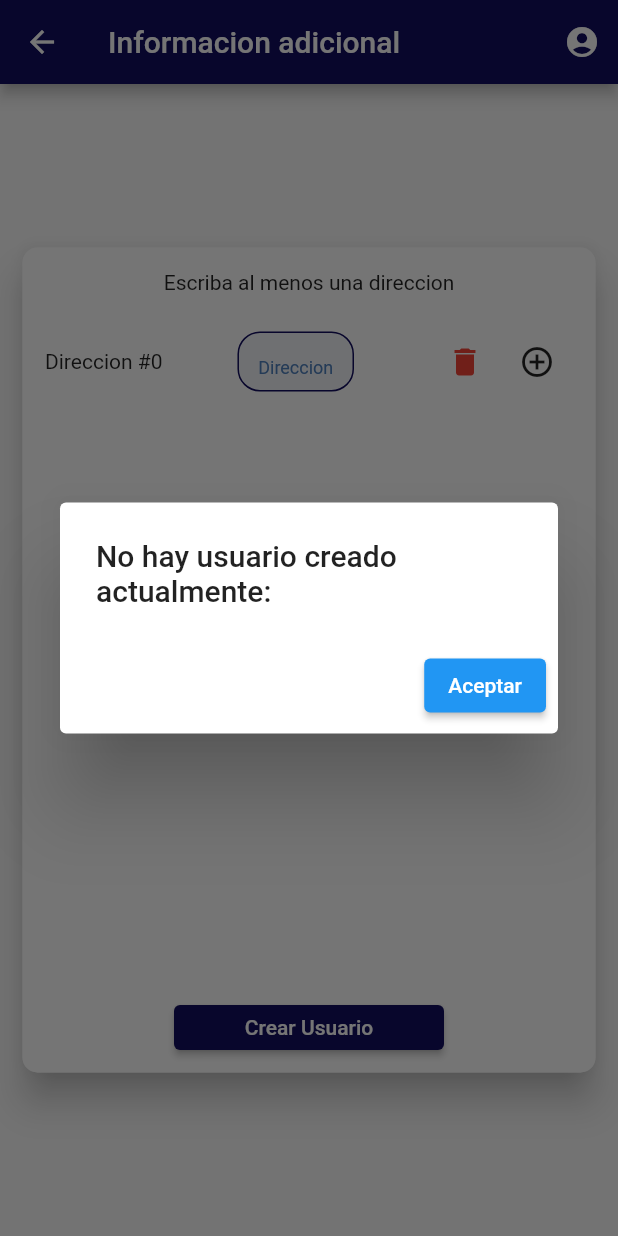
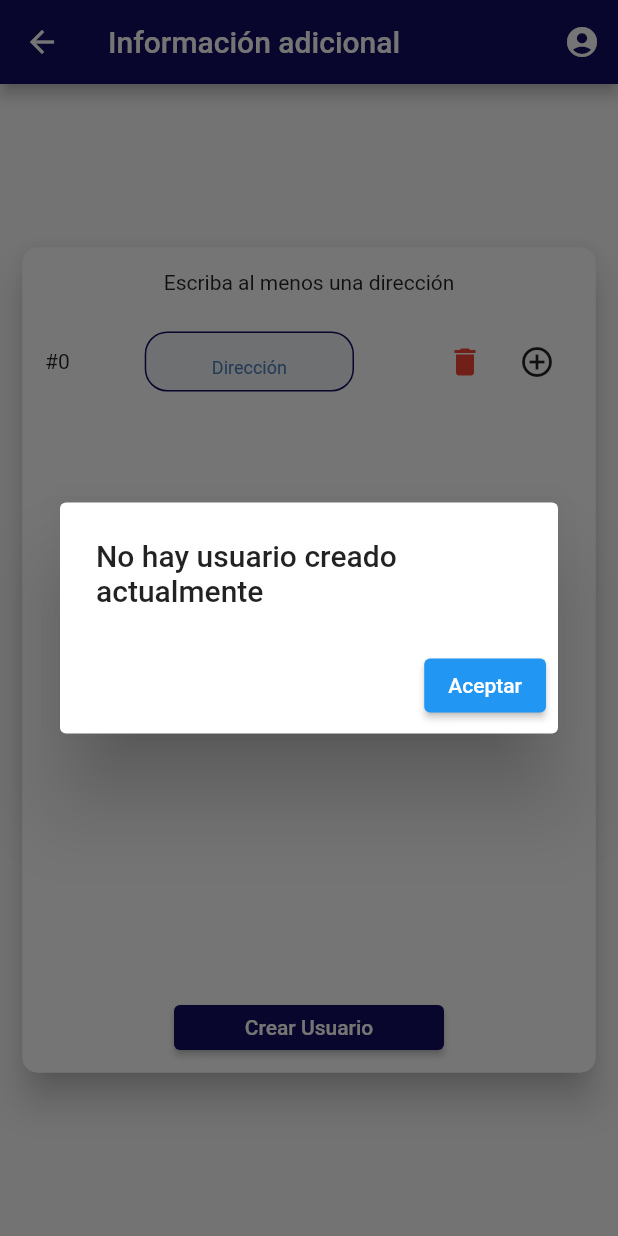
Before and after one commit to DavidSSR/TechnicalTest_Test1, a Flutter app: the AddressScreen screen opened directly, after a tap on the "account circle" icon, on a phone screen of 412 x 824 dp. Run offline on Flutter 3.47's test engine with Material 2 defaults, Android fonts, the phone set to English and light mode, and no system bars; our stand-ins replace bloc, flutter_bloc.

Commit message:
Aplicacion terminada

```diff
--- a/lib/screens/adress_screen.dart
+++ b/lib/screens/adress_screen.dart
@@ -30,7 +30,7 @@ class _AddressScreenState extends State<AddressScreen> {
         return Scaffold(
           appBar: AppBar(
             backgroundColor: const Color(0xFF120D5F),
-            title: const Text('Informacion adicional'),
+            title: const Text('Información adicional'),
             actions: <Widget>[
               IconButton(
                   onPressed: () {
@@ -55,7 +55,7 @@ class _AddressScreenState extends State<AddressScreen> {
                 child: Column(
                   children: [
                     Text(
-                      "Escriba al menos una direccion",
+                      "Escriba al menos una dirección",
                       style: TextStyle(fontSize: 14),
                     ),
                     SizedBox(height: 15),
@@ -69,7 +69,7 @@ class _AddressScreenState extends State<AddressScreen> {
                           return Row(
                             children: [
                               Text(
-                                "Direccion #${index.toString()}",
+                                "#${index.toString()}",
                                 style: TextStyle(fontSize: 14),
                               ),
                               Flexible(
@@ -93,7 +93,7 @@ class _AddressScreenState extends State<AddressScreen> {
                                               borderSide: BorderSide(
                                                   width: 1.0,
                                                   color: Color(0xFF120D5F))),
-                                          hintText: 'Direccion',
+                                          hintText: 'Dirección',
                                           hintStyle: TextStyle(
                                               height: 0.5,
                                               color: const Color(0xFF4F80BD),
@@ -109,11 +109,11 @@ class _AddressScreenState extends State<AddressScreen> {
                                       _controller.remove(e);
                                       addresses.remove(e.text.toString());
                                     });
-                                    Alerta('Direccion eliminada exitosamente',
+                                    Alerta('Dirección eliminada exitosamente',
                                         context,false);
                                   } else {
                                     Alerta(
-                                        'No se puede eliminar, tienes que escribir al menos una direccion',
+                                        'No se puede eliminar, tienes que escribir al menos una dirección',
                                         context,false);
                                   }
                                 },
@@ -129,11 +129,11 @@ class _AddressScreenState extends State<AddressScreen> {
                                         _controller
                                             .add(TextEditingController());
                                       });
-                                      Alerta('Direccion agregada exitosamente',
+                                      Alerta('Dirección agregada exitosamente',
                                           context,false);
                                     } else {
                                       Alerta(
-                                          "Campo de direccion debe contener al menos 5 caracteres", context,false);
+                                          "Campo de dirección debe contener al menos 5 caracteres", context,false);
                                     }
                                   },
                                   icon: const Icon(Icons.add_circle_outline))
@@ -162,7 +162,7 @@ class _AddressScreenState extends State<AddressScreen> {
                                 globalBloc.add(CreateUserEvent(user));
                                 Alerta("Usuario creado exitosamente", context,true);
                               } else {
-                                Alerta("Se necesita al menos una direccion",context,false);
+                                Alerta("Se necesita al menos una dirección",context,false);
                               }
                             },
                             style: ButtonStyle(
@@ -256,7 +256,7 @@ void getUser(BuildContext context, Map<String, dynamic> user) {
       context: context,
       builder: (BuildContext context) {
         return AlertDialog(
-          title: Text('No hay usuario creado actualmente: '),
+          title: Text('No hay usuario creado actualmente '),
           actions: [
             ElevatedButton(
               onPressed: () {
--- a/lib/screens/create_user_screen.dart
+++ b/lib/screens/create_user_screen.dart
@@ -185,7 +185,7 @@ class _CreateUserScreenState extends State<CreateUserScreen> {
                                       context, "Selecciona una fecha");
                                 }
                                 else if(nombreController.text.length < 3 || apellidoController.text.length < 3){
-                                  mostrarAlerta(context,"Nombre y Apellido deben contenter minimo 3 caracteres");
+                                  mostrarAlerta(context,"Nombre y Apellido deben contenter mínimo 3 caracteres");
 
                                 } else {
                                   String dat = date.toIso8601String();
@@ -293,7 +293,7 @@ void getUser(BuildContext context, Map<String, dynamic> user) {
       context: context,
       builder: (BuildContext context) {
         return AlertDialog(
-          title: Text('No hay usuario creado actualmente: '),
+          title: Text('No hay usuario creado actualmente '),
           actions: [
             ElevatedButton(
               onPressed: () {
--- a/lib/screens/home_screen.dart
+++ b/lib/screens/home_screen.dart
@@ -24,7 +24,7 @@ class _HomeScreenState extends State<HomeScreen> {
         return Scaffold(
           appBar: AppBar(
             backgroundColor: const Color(0xFF120D5F),
-            title: const Text('Inicio'),
+            title: const Text('Double V Partners - Inicio'),
             actions: <Widget>[
               IconButton(
                   onPressed: () {
@@ -93,7 +93,7 @@ void getUser(BuildContext context, Map<String, dynamic> user) {
       context: context,
       builder: (BuildContext context) {
         return AlertDialog(
-          title: Text('No hay usuario creado actualmente: '),
+          title: Text('No hay usuario creado actualmente '),
           actions: [
             ElevatedButton(
               onPressed: () {
```
Also changed, not shown: 1 other file.
